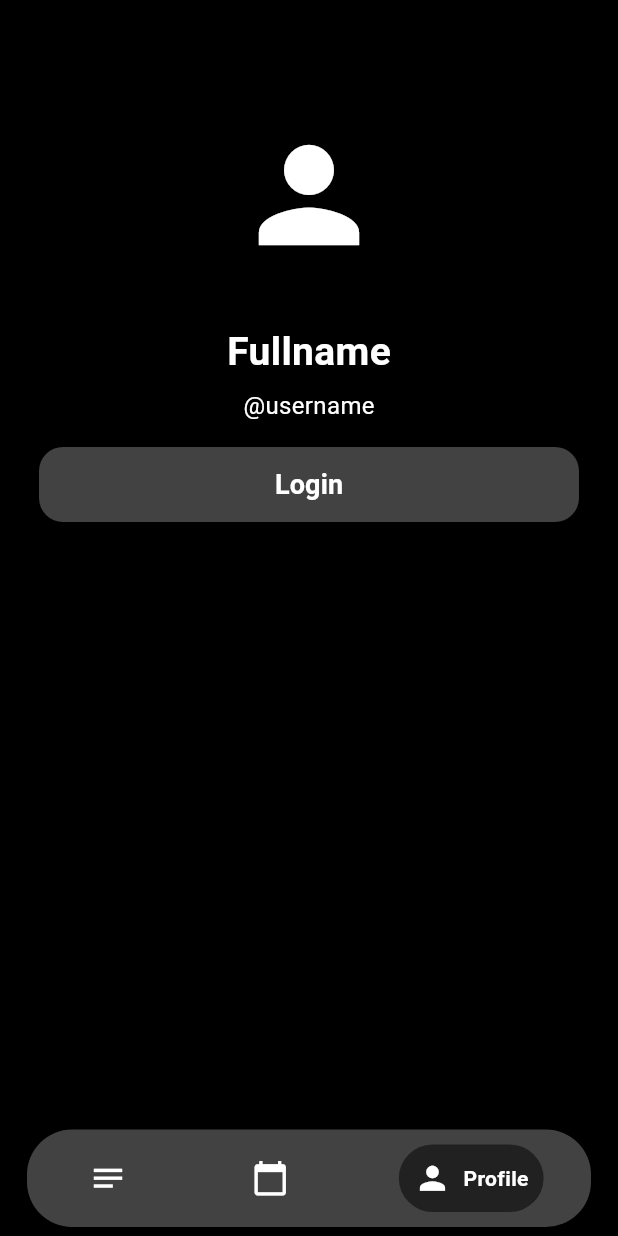
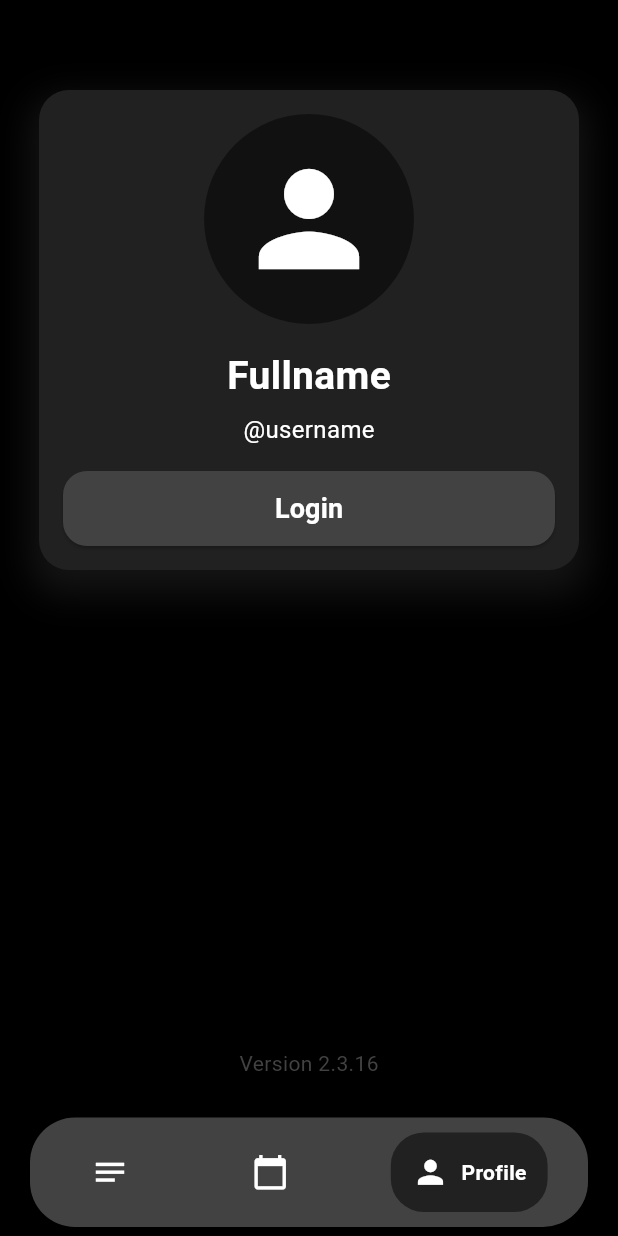
Before and after one commit to Senpaix69/Never_Lost, a Flutter app: the screen it shows after launch, swiped to page 3, on a phone screen of 412 x 824 dp. Run offline on Flutter 3.47's test engine with Material 2 defaults, Android fonts, the phone set to English and light mode, and no system bars; drawn by our look-alikes of google_nav_bar; our stand-ins replace cloud_firestore, connectivity_plus, file_picker, firebase_auth, firebase_core, firebase_storage and 6 more; missing offline and left inert: open_file_plus; accounts and stored records are empty.

Commit message:
bugs fixed

```diff
--- a/lib/pages/main_home.dart
+++ b/lib/pages/main_home.dart
@@ -71,7 +71,7 @@ class _MyHomePageState extends State<MyHomePage> {
           color: Colors.grey[800],
           borderRadius: BorderRadius.circular(30.0),
         ),
-        margin: const EdgeInsets.symmetric(horizontal: 18, vertical: 6),
+        margin: const EdgeInsets.symmetric(horizontal: 20, vertical: 6),
         padding: const EdgeInsets.symmetric(vertical: 10),
         child: GNav(
           selectedIndex: _currentPageIndex,
@@ -80,9 +80,10 @@ class _MyHomePageState extends State<MyHomePage> {
           color: Colors.white,
           mainAxisAlignment: MainAxisAlignment.spaceAround,
           activeColor: Colors.white,
+          tabBorderRadius: 22.0,
           iconSize: 25,
           tabBackgroundColor: Colors.grey.shade900,
-          padding: const EdgeInsets.all(10),
+          padding: const EdgeInsets.all(14),
           tabs: const <GButton>[
             GButton(
               icon: Icons.notes,
--- a/lib/pages/profile/user_profile_page.dart
+++ b/lib/pages/profile/user_profile_page.dart
@@ -193,7 +193,21 @@ class _UserProfileState extends State<UserProfile> {
                   return Column(
                     mainAxisAlignment: MainAxisAlignment.spaceBetween,
                     children: <Widget>[
-                      Column(
+                      Container(
+                        padding: const EdgeInsets.all(16),
+                        decoration: BoxDecoration(
+                          color: Colors.grey[900],
+                          boxShadow: <BoxShadow>[
+                            BoxShadow(
+                              color: Colors.grey.shade800.withOpacity(.3),
+                              spreadRadius: 6,
+                              blurRadius: 20.0,
+                              offset: const Offset(0, 10),
+                            ),
+                          ],
+                          borderRadius: BorderRadius.circular(20.0),
+                        ),
+                        child: Column(
                           children: <Widget>[
                             profileImage(profilePic, userData),
                             const SizedBox(
@@ -235,7 +249,8 @@ class _UserProfileState extends State<UserProfile> {
                                     shape: MaterialStateProperty.all<
                                         RoundedRectangleBorder>(
                                       RoundedRectangleBorder(
-                                      borderRadius: BorderRadius.circular(16.0),
+                                        borderRadius:
+                                            BorderRadius.circular(16.0),
                                       ),
                                     ),
                                   ),
@@ -259,7 +274,14 @@ class _UserProfileState extends State<UserProfile> {
                             ),
                           ],
                         ),
-                      if (userData != null) backUpAndRestore()
+                      ),
+                      if (userData != null) backUpAndRestore(),
+                      Text(
+                        "Version 2.3.16",
+                        style: TextStyle(
+                          color: Colors.grey[800],
+                        ),
+                      ),
                     ],
                   );
               }
```
Lines whose indentation alone changed are shown as unchanged.
